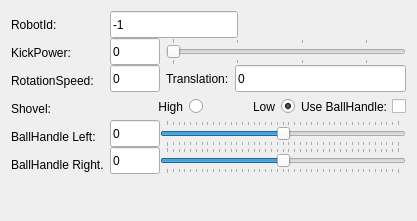
dasys-lab/cnc-msl, file msl_joystick/ui/msl_joystick/Joystick.ui: the form before one commit.
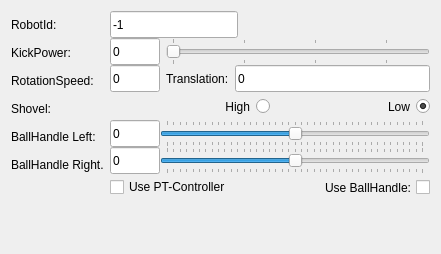
The form after the commit.

Commit message: - add new checkbox to the joystick ui - add functionality behind this checkbox

The edit to the form file:
```diff
--- a/msl_joystick/ui/msl_joystick/Joystick.ui
+++ b/msl_joystick/ui/msl_joystick/Joystick.ui
@@ -6,8 +6,8 @@
    <rect>
     <x>0</x>
     <y>0</y>
-    <width>417</width>
-    <height>221</height>
+    <width>441</width>
+    <height>254</height>
    </rect>
   </property>
   <layout class="QHBoxLayout">
@@ -382,28 +382,6 @@
          </property>
         </widget>
        </item>
-       <item>
-        <widget class="QCheckBox" name="ballHandleStateCheckBox">
-         <property name="minimumSize">
-          <size>
-           <width>0</width>
-           <height>27</height>
-          </size>
-         </property>
-         <property name="maximumSize">
-          <size>
-           <width>16777215</width>
-           <height>27</height>
-          </size>
-         </property>
-         <property name="layoutDirection">
-          <enum>Qt::RightToLeft</enum>
-         </property>
-         <property name="text">
-          <string>Use BallHandle:</string>
-         </property>
-        </widget>
-       </item>
       </layout>
      </item>
      <item>
@@ -520,6 +498,39 @@
        </item>
       </layout>
      </item>
+     <item>
+      <layout class="QHBoxLayout" name="horizontalLayout_7">
+       <item>
+        <widget class="QCheckBox" name="ptControllerStateCheckBox">
+         <property name="text">
+          <string>Use PT-Controller</string>
+         </property>
+        </widget>
+       </item>
+       <item>
+        <widget class="QCheckBox" name="ballHandleStateCheckBox">
+         <property name="minimumSize">
+          <size>
+           <width>0</width>
+           <height>27</height>
+          </size>
+         </property>
+         <property name="maximumSize">
+          <size>
+           <width>16777215</width>
+           <height>27</height>
+          </size>
+         </property>
+         <property name="layoutDirection">
+          <enum>Qt::RightToLeft</enum>
+         </property>
+         <property name="text">
+          <string>Use BallHandle:</string>
+         </property>
+        </widget>
+       </item>
+      </layout>
+     </item>
      <item>
       <spacer name="verticalSpacer">
        <property name="orientation">
```
The commit also changes 4 other files.
